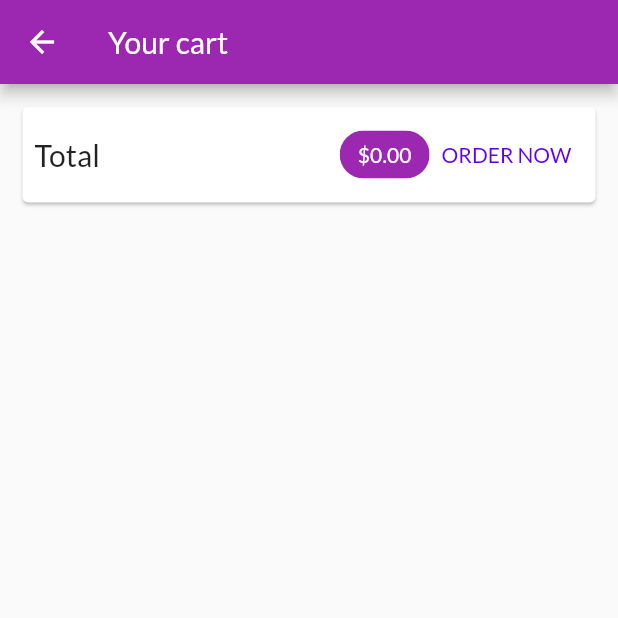
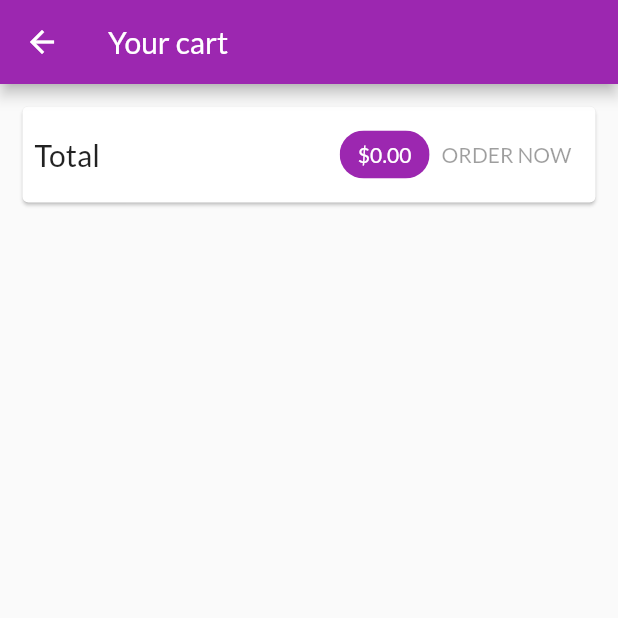
Before and after one commit to shlomo-shalev/flutter_shop, a Flutter app: the CartScreen screen opened by its route, on a phone screen of 412 x 824 dp, the top half of it. Run offline on Flutter 3.47's test engine with Material 2 defaults, Android fonts, the phone set to English and light mode, and no system bars; network calls fail.

Commit message:
section ten, episode two hundred and sixty-one

```diff
--- a/lib/screens/cart_screen.dart
+++ b/lib/screens/cart_screen.dart
@@ -4,20 +4,46 @@ import 'package:flutter_shop_app/providers/orders_provider.dart';
 import 'package:flutter_shop_app/widgets/cart_item_block.dart';
 import 'package:provider/provider.dart';
 
-class CartScreen extends StatelessWidget {
+class CartScreen extends StatefulWidget {
   static const routeName = '/cart';
 
   const CartScreen({Key? key}) : super(key: key);
 
   @override
+  State<CartScreen> createState() => _CartScreenState();
+}
+
+class _CartScreenState extends State<CartScreen> {
+  bool _isLoad = false;
+
+  @override
   Widget build(BuildContext context) {
     final CartProvider cart = Provider.of<CartProvider>(context);
     final cartItemsList = cart.items.values.toList();
+    final ScaffoldMessengerState scaffoldMessenger =
+        ScaffoldMessenger.of(context);
     return Scaffold(
       appBar: AppBar(
         title: const Text('Your cart'),
       ),
-      body: Column(
+      body: _isLoad
+          ? SizedBox(
+              width: double.infinity,
+              child: Column(
+                mainAxisAlignment: MainAxisAlignment.center,
+                crossAxisAlignment: CrossAxisAlignment.center,
+                children: const <Widget>[
+                  CircularProgressIndicator(),
+                  SizedBox(
+                    height: 20,
+                  ),
+                  Text(
+                    'saving order, please wait...',
+                  ),
+                ],
+              ),
+            )
+          : Column(
               children: <Widget>[
                 Card(
                   margin: const EdgeInsets.all(15),
@@ -34,19 +60,40 @@ class CartScreen extends StatelessWidget {
                           backgroundColor: Theme.of(context).primaryColor,
                           label: Text(
                             '\$${cart.total.toStringAsFixed(2)}',
-                      style: Theme.of(context).primaryTextTheme.titleSmall,
+                            style:
+                                Theme.of(context).primaryTextTheme.titleSmall,
                           ),
                         ),
                         TextButton(
-                    onPressed: () {
-                      Provider.of<OrdersProvider>(context, listen: false)
+                          onPressed: cart.total <= 0
+                              ? null
+                              : () async {
+                                  setState(() {
+                                    _isLoad = true;
+                                  });
+                                  final String orderId =
+                                      await Provider.of<OrdersProvider>(context,
+                                              listen: false)
                                           .addOrder(
                                     cart.items.values.toList(),
                                     cart.total,
                                   );
                                   cart.clear();
+                                  setState(() {
+                                    _isLoad = false;
+                                  });
+                                  scaffoldMessenger.clearSnackBars();
+                                  scaffoldMessenger.showSnackBar(
+                                    SnackBar(
+                                      content: Text(
+                                        'order is saved, order number is $orderId',
+                                      ),
+                                    ),
+                                  );
                                 },
-                    child: const Text('ORDER NOW'),
+                          child: const Text(
+                            'ORDER NOW',
+                          ),
                         ),
                       ],
                     ),
--- a/lib/widgets/order_block.dart
+++ b/lib/widgets/order_block.dart
@@ -26,8 +26,8 @@ class _OrderBlockState extends State<OrderBlock> {
         children: <Widget>[
           ListTile(
             title: Text('\$${widget.order.total.toStringAsFixed(2)}'),
-            subtitle:
-                Text(DateFormat('dd/MM/yyyy').format(widget.order.dateTime)),
+            subtitle: Text(
+                DateFormat('dd/MM/yyyy HH:mm').format(widget.order.dateTime)),
             trailing: IconButton(
               icon: Icon(_expanded ? Icons.expand_less : Icons.expand_more),
               onPressed: () {
```
Also changed, not shown: lib/providers/cart_provider.dart (+9 -0 lines), lib/providers/orders_provider.dart (+52 -3 lines), lib/providers/product_provider.dart (+10 -0 lines), lib/screens/orders_screen.dart (+57 -6 lines). Lines whose indentation alone changed are shown as unchanged.
